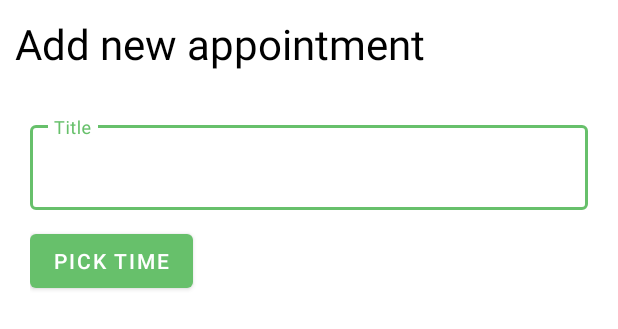
After one commit to tareqya/SmartQueueAndroid, an Android app: the layout fragment_add_appointment.xml on its own in the app's theme, with its tools: preview values and no code run, on a phone screen of 412 x 824 dp. The commit adds this screen. Shown: the top 329 px of the screen. Run offline under Robolectric (Android 15) with nearby library versions, the phone set to English and light mode, and no system bars.

```diff
--- /dev/null
+++ b/app/src/main/res/drawable/baseline_add_24.xml
@@ -0,0 +1,5 @@
+<vector android:height="24dp" android:tint="#000000"
+    android:viewportHeight="24" android:viewportWidth="24"
+    android:width="24dp" xmlns:android="http://schemas.android.com/apk/res/android">
+    <path android:fillColor="@android:color/white" android:pathData="M19,13h-6v6h-2v-6H5v-2h6V5h2v6h6v2z"/>
+</vector>
--- /dev/null
+++ b/app/src/main/res/drawable/baseline_home_24.xml
@@ -0,0 +1,5 @@
+<vector android:height="24dp" android:tint="#000000"
+    android:viewportHeight="24" android:viewportWidth="24"
+    android:width="24dp" xmlns:android="http://schemas.android.com/apk/res/android">
+    <path android:fillColor="@android:color/white" android:pathData="M10,20v-6h4v6h5v-8h3L12,3 2,12h3v8z"/>
+</vector>
--- /dev/null
+++ b/app/src/main/res/drawable/baseline_person_24.xml
@@ -0,0 +1,5 @@
+<vector android:height="24dp" android:tint="#000000"
+    android:viewportHeight="24" android:viewportWidth="24"
+    android:width="24dp" xmlns:android="http://schemas.android.com/apk/res/android">
+    <path android:fillColor="@android:color/white" android:pathData="M12,12c2.21,0 4,-1.79 4,-4s-1.79,-4 -4,-4 -4,1.79 -4,4 1.79,4 4,4zM12,14c-2.67,0 -8,1.34 -8,4v2h16v-2c0,-2.66 -5.33,-4 -8,-4z"/>
+</vector>
--- /dev/null
+++ b/app/src/main/res/layout/fragment_add_appointment.xml
@@ -0,0 +1,61 @@
+<?xml version="1.0" encoding="utf-8"?>
+<RelativeLayout xmlns:android="http://schemas.android.com/apk/res/android"
+    xmlns:tools="http://schemas.android.com/tools"
+    android:layout_width="match_parent"
+    android:layout_height="match_parent"
+    tools:context=".main.AddAppointmentFragment">
+
+
+    <TextView
+        android:id="@+id/fAddAppointment_TV_title"
+        android:layout_width="wrap_content"
+        android:layout_height="wrap_content"
+        android:text="Add new appointment"
+        android:textSize="28sp"
+        android:layout_margin="10dp"
+        android:textColor="@color/black"
+        />
+
+    <com.google.android.material.textfield.TextInputLayout
+        android:id="@+id/fAddAppointment_TF_title"
+        android:layout_width="match_parent"
+        android:layout_height="wrap_content"
+        android:hint="Title"
+        style="?attr/textInputOutlinedStyle"
+        android:layout_marginTop="20dp"
+        android:layout_marginHorizontal="20dp"
+        android:layout_below="@+id/fAddAppointment_TV_title">
+
+        <com.google.android.material.textfield.TextInputEditText
+            android:layout_width="match_parent"
+            android:layout_height="wrap_content"
+            />
+
+    </com.google.android.material.textfield.TextInputLayout>
+
+
+    <LinearLayout
+        android:id="@+id/fAddAppointment_LL_dateWrapper"
+        android:layout_below="@+id/fAddAppointment_TF_title"
+        android:layout_marginTop="10dp"
+        android:layout_marginHorizontal="20dp"
+        android:orientation="horizontal"
+        android:layout_width="match_parent"
+        android:layout_height="wrap_content">
+
+        <Button
+            android:id="@+id/fAddAppointment_BTN_pickDate"
+            android:layout_width="wrap_content"
+            android:layout_height="wrap_content"
+            android:text="Pick time"
+
+            />
+        <TextView
+            android:id="@+id/fAddAppointment_TV_pickDate"
+            android:layout_width="wrap_content"
+            android:layout_height="wrap_content"
+            android:layout_marginStart="20dp"/>
+    </LinearLayout>
+
+
+</RelativeLayout>
--- a/app/src/main/res/values/strings.xml
+++ b/app/src/main/res/values/strings.xml
@@ -1,3 +1,5 @@
 <resources>
     <string name="app_name">SmartQueue</string>
+    <!-- TODO: Remove or change this placeholder text -->
+    <string name="hello_blank_fragment">Hello blank fragment</string>
 </resources>
```
Also changed, not shown: app/src/main/java/com/samrtq/entities/Appointment.java (added, +38 -0 lines), app/src/main/java/com/samrtq/entities/Doctor.java (added, +37 -0 lines), app/src/main/java/com/samrtq/main/AddAppointmentFragment.java (added, +79 -0 lines), app/src/main/java/com/samrtq/main/HomeActivity.java (+58 -10 lines), app/src/main/java/com/samrtq/main/HomeFragment.java (added, +53 -0 lines), app/src/main/java/com/samrtq/main/ProfileFragment.java (added, +29 -0 lines), app/src/main/res/layout/activity_home.xml (+27 -9 lines), app/src/main/res/layout/fragment_home.xml (added, +19 -0 lines), app/src/main/res/layout/fragment_profile.xml (added, +14 -0 lines), app/src/main/res/menu/bottom_navigation_menu.xml (added, +19 -0 lines).
